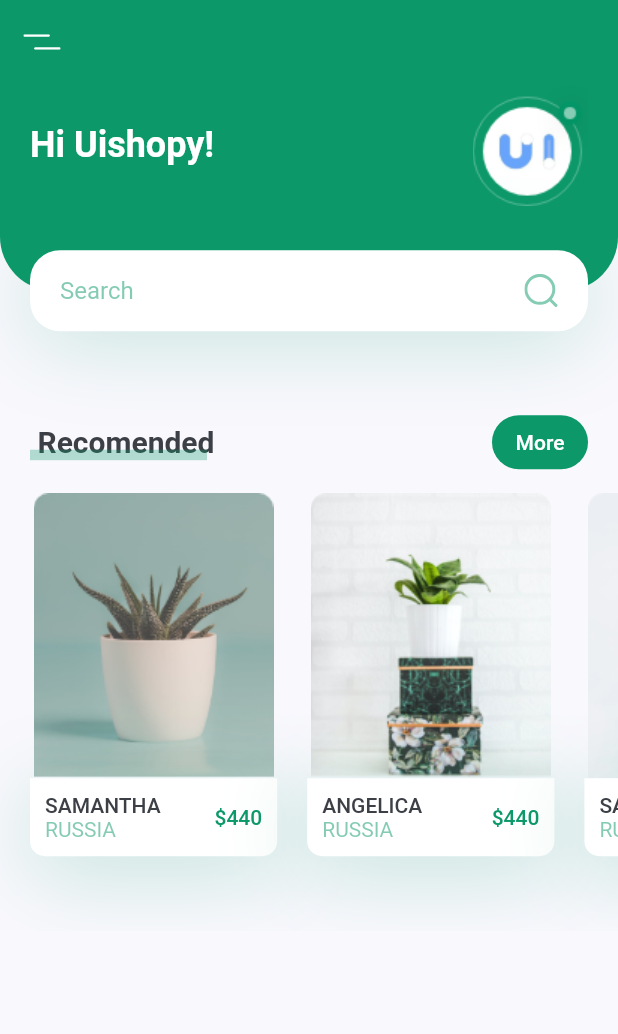
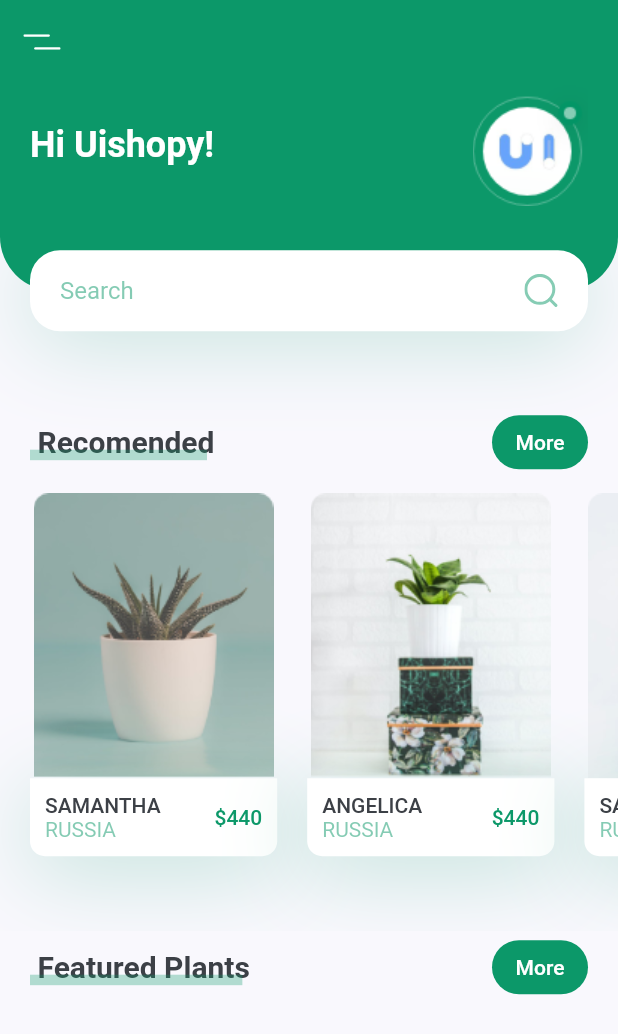
Before and after one commit to ten66/plant_app, a Flutter app: the screen it shows after launch, on a phone screen of 412 x 824 dp. Shown: the top 1034 px of the screen. Run offline on Flutter 3.47's test engine with Material 2 defaults, Android fonts, the phone set to English and light mode, and no system bars; our stand-ins replace flutter_svg.

Commit message:
#1 add title with morebtn widget

```diff
--- a/lib/screens/home/components/body.dart
+++ b/lib/screens/home/components/body.dart
@@ -27,6 +27,7 @@ class Body extends StatelessWidget {
           // it will cover 40% of our total width
           // 全幅の40％をカバーする
           const RecomendsPlants(),
+          TitleWithMoreBtn(title: 'Featured Plants', press: () {}),
         ],
       ),
     );
```
